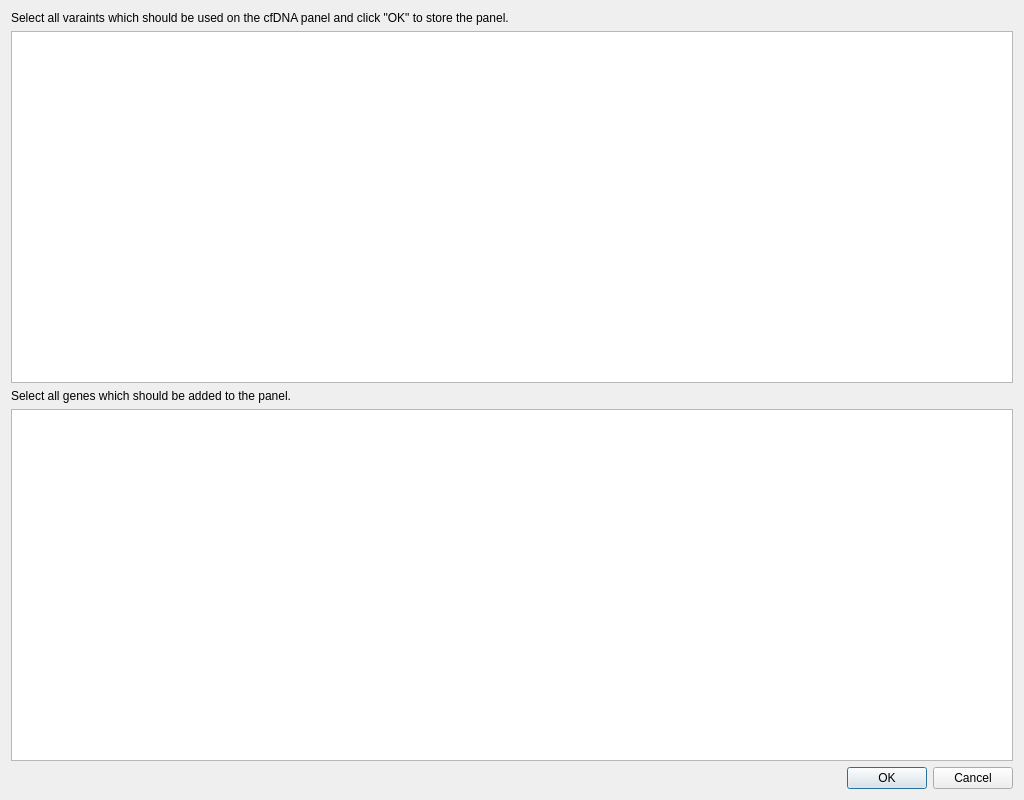
First picture: the form in src/GSvar/CfDNAPanelDesignDialog.ui, repository imgag/ngs-bits, before the edit.
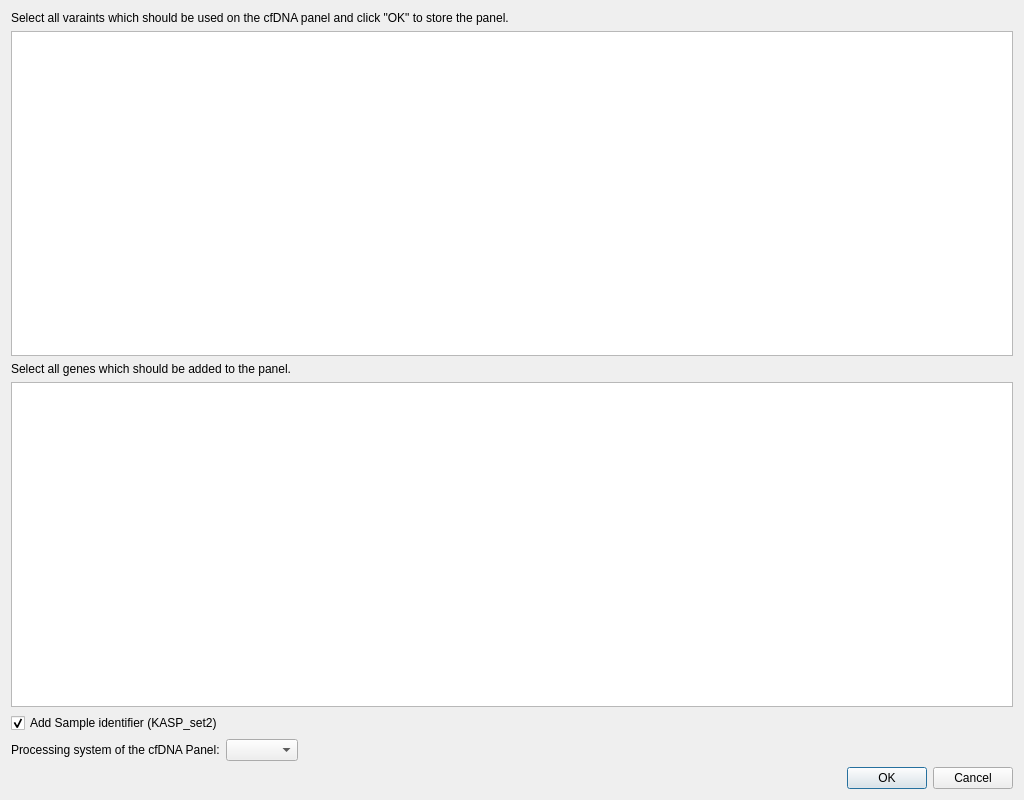
Second picture: the form after the edit. Custom widgets are drawn as their Qt base class.

Commit message: src/GSvar/CfDNAPanelDesignDialog.*: added KASP variants and modified output bed file src/GSvar/MainWindow.*: added Menu for cfDNA and added view for generated Bed file

```diff
--- a/src/GSvar/CfDNAPanelDesignDialog.ui
+++ b/src/GSvar/CfDNAPanelDesignDialog.ui
@@ -34,6 +34,43 @@
    <item>
     <widget class="QTableWidget" name="genes"/>
    </item>
+   <item>
+    <widget class="QCheckBox" name="cb_sample_identifier">
+     <property name="text">
+      <string>Add Sample identifier (KASP_set2)</string>
+     </property>
+     <property name="checked">
+      <bool>true</bool>
+     </property>
+    </widget>
+   </item>
+   <item>
+    <layout class="QHBoxLayout" name="horizontalLayout">
+     <item>
+      <widget class="QLabel" name="label_3">
+       <property name="text">
+        <string>Processing system of the cfDNA Panel:</string>
+       </property>
+      </widget>
+     </item>
+     <item>
+      <widget class="DBComboBox" name="cb_processing_system"/>
+     </item>
+     <item>
+      <spacer name="horizontalSpacer">
+       <property name="orientation">
+        <enum>Qt::Horizontal</enum>
+       </property>
+       <property name="sizeHint" stdset="0">
+        <size>
+         <width>40</width>
+         <height>20</height>
+        </size>
+       </property>
+      </spacer>
+     </item>
+    </layout>
+   </item>
    <item>
     <widget class="QDialogButtonBox" name="buttonBox">
      <property name="orientation">
@@ -46,6 +83,13 @@
    </item>
   </layout>
  </widget>
+ <customwidgets>
+  <customwidget>
+   <class>DBComboBox</class>
+   <extends>QComboBox</extends>
+   <header>DBComboBox.h</header>
+  </customwidget>
+ </customwidgets>
  <resources/>
  <connections>
   <connection>
```
The commit also changes 7 other files.
